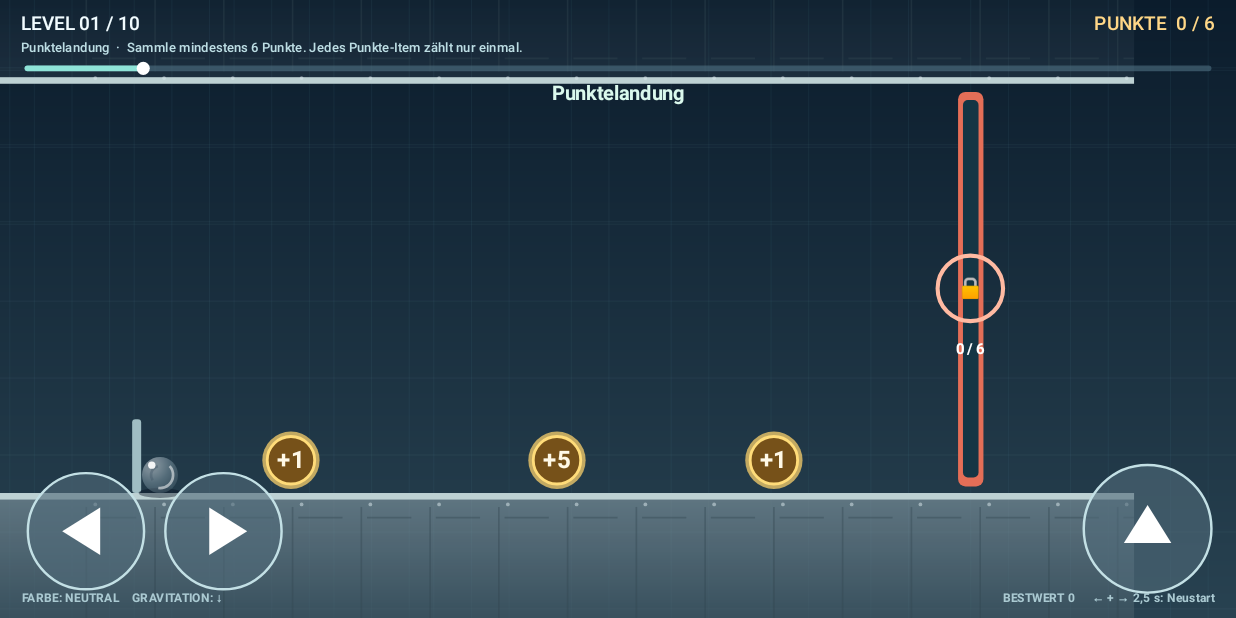
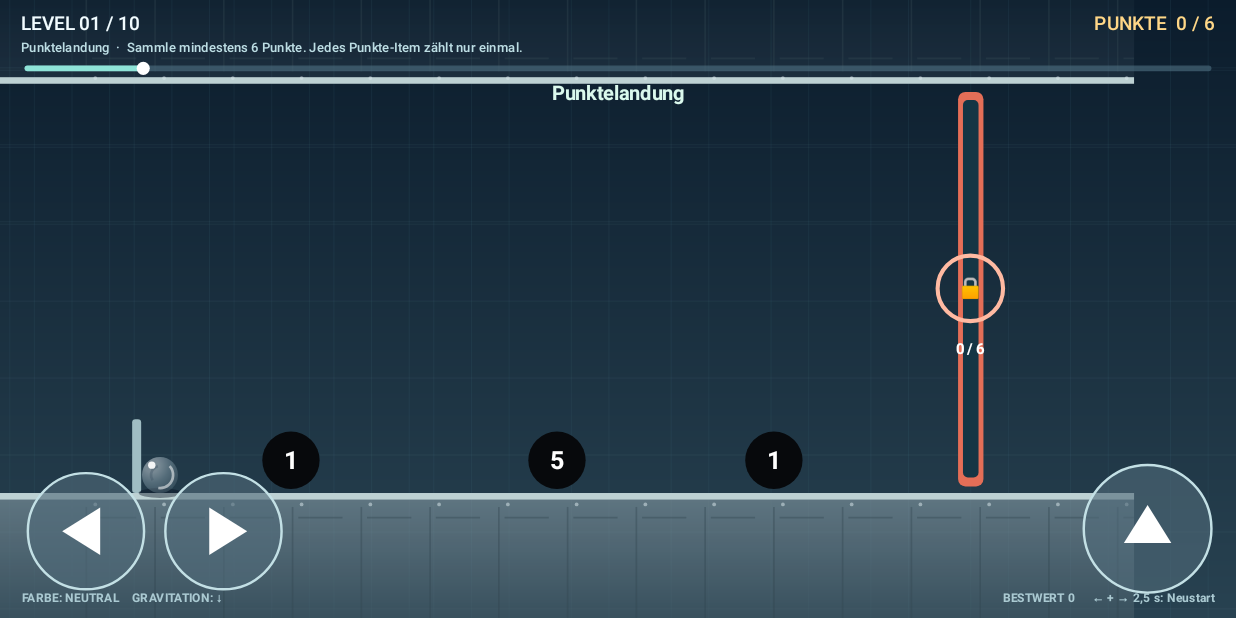
Before and after one commit to sschermer/Kugelspiel, an Android app: the screen it shows after launch (MainActivity), on a phone screen of 824 x 412 dp (held sideways). Run offline under Robolectric (Android 15) with nearby library versions, the phone set to English and light mode, and no system bars.

Commit message:
Make collectible point tokens black/white and collected tokens translucent white/black

```diff
--- a/app/src/main/java/de/sschermer/kugelspiel/GameView.java
+++ b/app/src/main/java/de/sschermer/kugelspiel/GameView.java
@@ -390,17 +390,16 @@ final class GameView extends View {
             c.drawText(item.value==LevelData.UP?"↑":"↓",xx,yy+17,paint);
             paint.setTextAlign(Paint.Align.LEFT);
         } else {
-            paint.setColor(used?0x44304151:0xbaffd36c);
+            // Single-award point token stays in the world after collection.
+            // Pending: opaque black with a white number.
+            // Collected: semi-transparent white with a black number.
+            paint.setColor(used?0x88ffffff:0xff07090c);
             c.drawCircle(xx,yy,35,paint);
-            paint.setColor(used?0xff39505c:0xff765119);c.drawCircle(xx,yy,29,paint);
-            paint.setColor(used?0xff7a919a:0xffffdc79);
-            paint.setStyle(Paint.Style.STROKE);paint.setStrokeWidth(3.5f);
-            c.drawCircle(xx,yy,29,paint);paint.setStyle(Paint.Style.FILL);
-            paint.setColor(used?0xff899fa7:0xfffff9e7);
+            paint.setColor(used?0xff000000:0xffffffff);
             paint.setTypeface(Typeface.DEFAULT_BOLD);
             paint.setTextAlign(Paint.Align.CENTER);
-            paint.setTextSize(item.value==10?24:29);
-            c.drawText(used?"✓":"+"+item.value,xx,yy+10,paint);
+            paint.setTextSize(item.value==10?28:31);
+            c.drawText(Integer.toString(item.value),xx,yy+11,paint);
             paint.setTextAlign(Paint.Align.LEFT);
         }
     }
```
